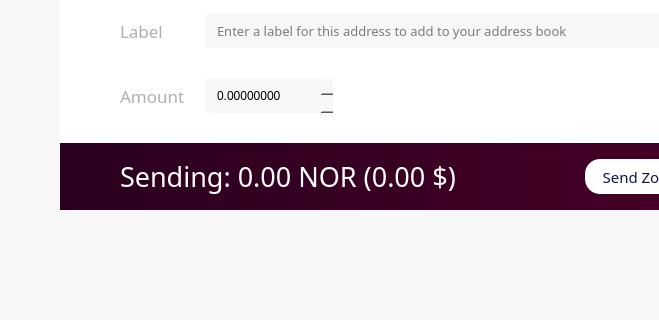
Qt form src/qt/forms/sendcoinsdialog.ui (seopub/zoincommunity) before a commit; both pictures show x 0 to 659 and y 218 to 538 of the 810 by 538 pixel window.
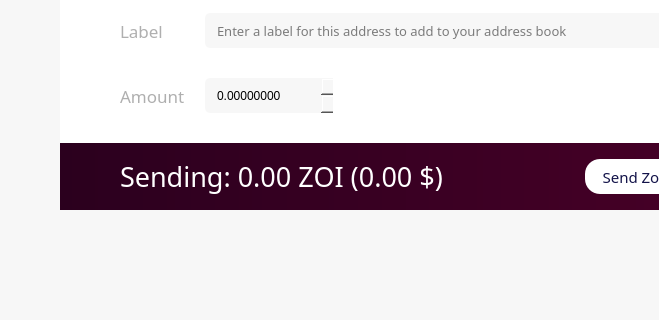
The same form after that commit. Icons and pictures are not drawn. Custom widgets are drawn as their Qt base class.

```diff
--- a/src/qt/forms/sendcoinsdialog.ui
+++ b/src/qt/forms/sendcoinsdialog.ui
@@ -753,7 +753,7 @@
 </string>
              </property>
              <property name="text">
-              <string>Sending: 0.00 NOR (0.00 $)</string>
+              <string>Sending: 0.00 ZOI (0.00 $)</string>
              </property>
             </widget>
            </item>
```
